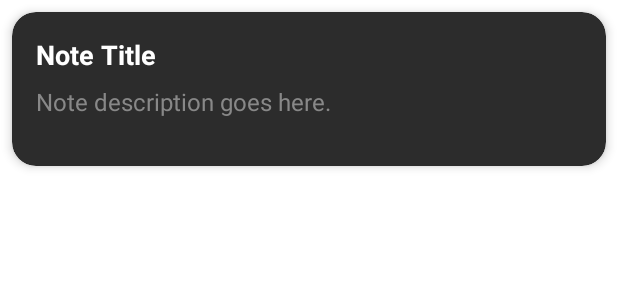
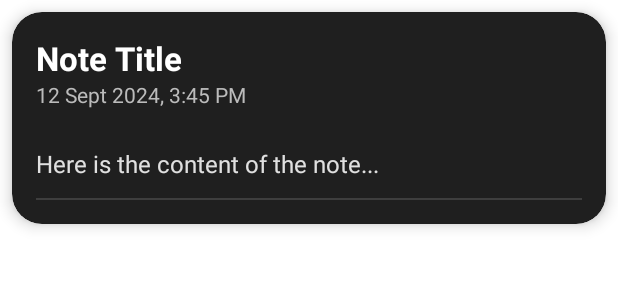
Before and after one commit to hetbhagatji09/XpenseTracky, an Android app: the layout item_notes.xml on its own in the app's theme, with its tools: preview values and no code run, on a phone screen of 412 x 824 dp. Shown: the top 300 px of the screen. Run offline under Robolectric (Android 15) with nearby library versions, the phone set to English and light mode, and no system bars.

Commit message:
Updated fragment_add_notes.xml and item_notes.xml for better layout

```diff
--- a/app/src/main/res/layout/item_notes.xml
+++ b/app/src/main/res/layout/item_notes.xml
@@ -3,42 +3,96 @@
     xmlns:card_view="http://schemas.android.com/apk/res-auto"
     android:layout_width="match_parent"
     android:layout_height="wrap_content"
+    xmlns:app="http://schemas.android.com/apk/res-auto"
+
     android:layout_margin="8dp"
-    card_view:cardCornerRadius="16dp"
-    card_view:cardElevation="4dp"
-    card_view:cardBackgroundColor="#2C2C2C">
+    card_view:cardCornerRadius="20dp"
+    card_view:cardElevation="6dp"
+    card_view:cardBackgroundColor="#1F1F1F"
+    android:foreground="?android:attr/selectableItemBackground">
 
-    <LinearLayout
+    <androidx.constraintlayout.widget.ConstraintLayout
         android:layout_width="match_parent"
         android:layout_height="wrap_content"
-        android:orientation="vertical"
         android:padding="16dp">
 
         <!-- Note Title -->
         <TextView
-            android:id="@+id/noteTitle"
-            android:layout_width="match_parent"
+            android:id="@+id/tv_note_title"
+            android:layout_width="0dp"
             android:layout_height="wrap_content"
             android:text="Note Title"
-            android:textSize="18sp"
+            android:textSize="22sp"
             android:textStyle="bold"
-            android:textColor="@android:color/white" />
+            android:textColor="#FFFFFF"
+            android:maxLines="1"
+            android:ellipsize="end"
+            android:layout_marginBottom="8dp"
+            app:layout_constraintTop_toTopOf="parent"
+            app:layout_constraintStart_toStartOf="parent"
+            app:layout_constraintEnd_toEndOf="parent"/>
 
-        <!-- Note Description -->
+        <!-- Date and Time -->
         <TextView
-            android:id="@+id/noteDescription"
-            android:layout_width="match_parent"
+            android:id="@+id/tv_note_date"
+            android:layout_width="wrap_content"
             android:layout_height="wrap_content"
-            android:text="Note description goes here."
+            android:text="12 Sept 2024, 3:45 PM"
+            android:textSize="14sp"
+            android:textColor="#BBBBBB"
+
+            android:drawablePadding="8dp"
+            app:layout_constraintTop_toBottomOf="@id/tv_note_title"
+            app:layout_constraintStart_toStartOf="parent"/>
+
+        <!-- Note Content -->
+        <TextView
+            android:id="@+id/tv_note_content"
+            android:layout_width="0dp"
+            android:layout_height="wrap_content"
+            android:text="Here is the content of the note..."
+            android:textColor="#E0E0E0"
+            android:layout_marginTop="12dp"
             android:textSize="16sp"
-            android:textColor="#888888"
-            android:layout_marginTop="8dp" />
+            android:maxLines="3"
+            android:ellipsize="end"
+            app:layout_constraintTop_toBottomOf="@id/tv_note_date"
+            app:layout_constraintStart_toStartOf="parent"
+            app:layout_constraintEnd_toEndOf="parent"
+            app:layout_constraintBottom_toBottomOf="parent"/>
 
-        <!-- Spacer for future buttons or additional elements (optional) -->
+        <!-- Divider -->
         <View
-            android:layout_width="match_parent"
-            android:layout_height="16dp" />
+            android:layout_width="0dp"
+            android:layout_height="1dp"
+            android:layout_marginVertical="12dp"
+            android:background="#3E3E3E"
+            app:layout_constraintTop_toBottomOf="@id/tv_note_content"
+            app:layout_constraintStart_toStartOf="parent"
+            app:layout_constraintEnd_toEndOf="parent" />
 
-    </LinearLayout>
+        <!-- Share and Edit Icons -->
+<!--        <ImageView-->
+<!--            android:id="@+id/iv_share"-->
+<!--            android:layout_width="wrap_content"-->
+<!--            android:layout_height="wrap_content"-->
+<!--            android:src="@drawable/ic_share"-->
+<!--            android:contentDescription="Share Note"-->
+<!--            android:tint="#FFFFFF"-->
+<!--            android:layout_marginEnd="16dp"-->
+<!--            app:layout_constraintEnd_toStartOf="@id/iv_edit"-->
+<!--            app:layout_constraintBottom_toBottomOf="parent" />-->
+
+<!--        <ImageView-->
+<!--            android:id="@+id/iv_edit"-->
+<!--            android:layout_width="wrap_content"-->
+<!--            android:layout_height="wrap_content"-->
+<!--            android:src="@drawable/ic_edit"-->
+<!--            android:contentDescription="Edit Note"-->
+<!--            android:tint="#FFFFFF"-->
+<!--            app:layout_constraintEnd_toEndOf="parent"-->
+<!--            app:layout_constraintBottom_toBottomOf="parent" />-->
+
+    </androidx.constraintlayout.widget.ConstraintLayout>
 
 </androidx.cardview.widget.CardView>
```
Also changed, not shown: app/src/main/res/layout/fragment_add_notes.xml (+22 -28 lines).
